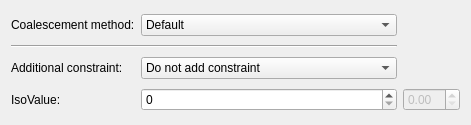
Old version of the form src/Interface/Modules/Fields/CoalesceMesh.ui in the repository tarkpate/SCIRun.
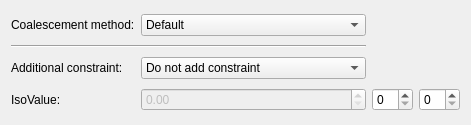
New version of the form.

Commit message: Added neighbor threshold

```diff
--- a/src/Interface/Modules/Fields/CoalesceMesh.ui
+++ b/src/Interface/Modules/Fields/CoalesceMesh.ui
@@ -33,20 +33,27 @@
      </property>
     </widget>
    </item>
-   <item row="4" column="2">
+   <item row="4" column="1">
     <widget class="QDoubleSpinBox" name="isoValueSpinBox_">
      <property name="enabled">
       <bool>false</bool>
      </property>
     </widget>
     </item>
-   <item row="4" column="1">
+   <item row="4" column="2">
     <widget class="QSpinBox" name="coalesceSpinBox_">
      <property name="enabled">
       <bool>true</bool>
      </property>
     </widget>
    </item>
+   <item row="4" column="3">
+    <widget class="QSpinBox" name="neighborThresholdSpinBox_">
+     <property name="enabled">
+      <bool>true</bool>
+     </property>
+    </widget>
+   </item>
    <item row="4" column="0">
     <widget class="QLabel" name="label_3">
      <property name="text">
```
The commit also changes 4 other files.
